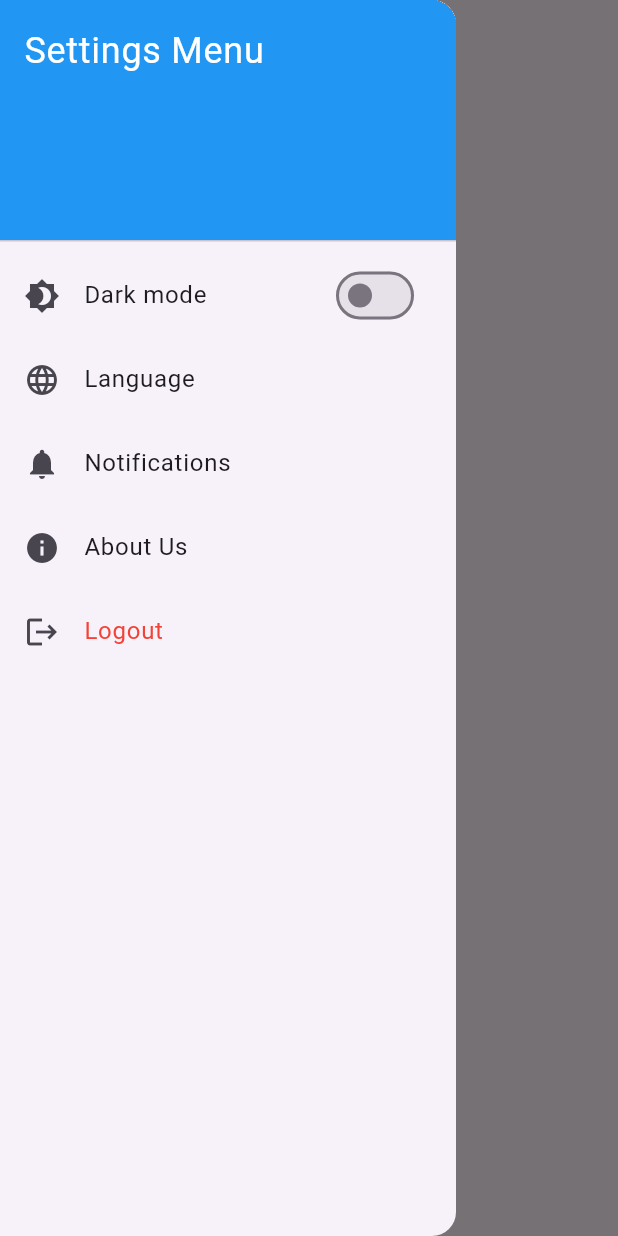
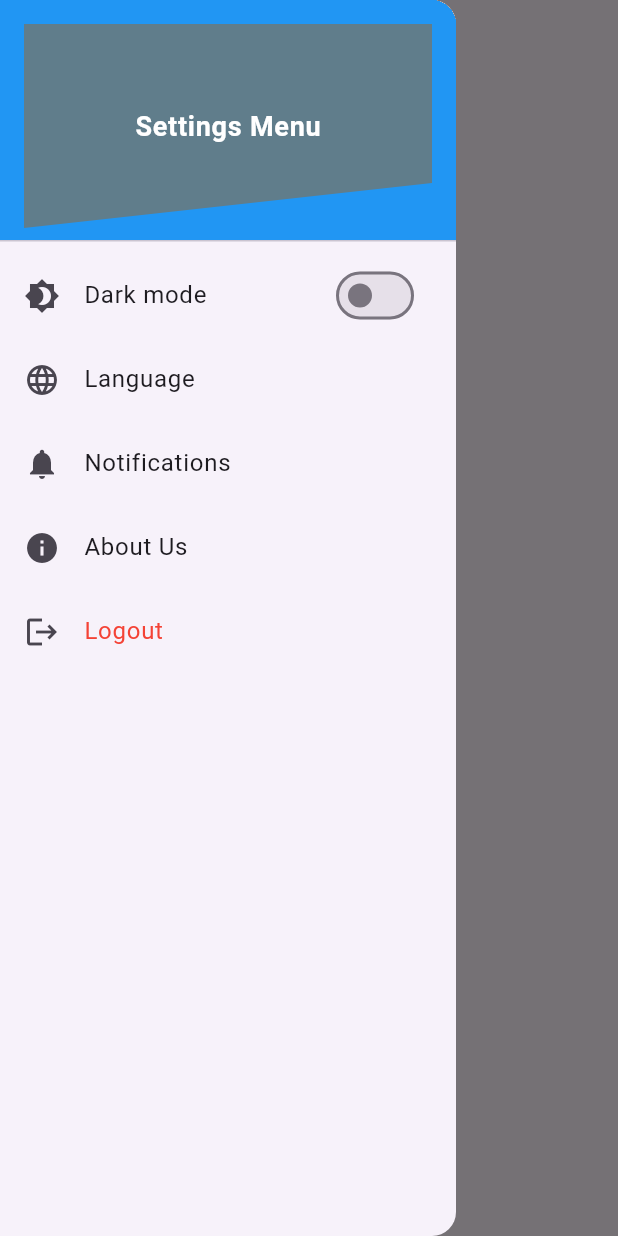
Before and after one commit to FrederickYapiter2411/Clairvoyance--Big-Project, a Flutter app: the SettingsPage screen opened directly, with the side drawer open, on a phone screen of 412 x 824 dp. Run offline on Flutter 3.47's test engine with Material 3 defaults, Android fonts, the phone set to English and light mode, and no system bars; our stand-ins replace carousel_slider.

```diff
--- a/lib/screens/settings.dart
+++ b/lib/screens/settings.dart
@@ -21,12 +21,27 @@ class SettingsPage extends StatelessWidget {
               decoration: BoxDecoration(
                 color: isDarkMode ? Colors.grey[850] : Colors.blue,
               ),
-              child: const Text(
-                'Settings Menu',
-                style: TextStyle(
-                  color: Colors.white,
-                  fontSize: 24,
-                ),
+              child: Stack(
+                children: [
+                  ClipPath(
+                    clipper: BannerClipper(),
+                    child: Container(
+                      width: double.infinity,
+                      height: double.infinity,
+                      color: Colors.blueGrey,
+                      child: Center(
+                        child: Text(
+                          'Settings Menu',
+                          style: TextStyle(
+                            color: Colors.white,
+                            fontSize: 18,
+                            fontWeight: FontWeight.bold,
+                          ),
+                        ),
+                      ),
+                    ),
+                  ),
+                ],
               ),
             ),
             ListTile(
@@ -86,3 +101,21 @@ class SettingsPage extends StatelessWidget {
     );
   }
 }
+
+// Custom Clipper for Banner
+class BannerClipper extends CustomClipper<Path> {
+  @override
+  Path getClip(Size size) {
+    Path path = Path();
+    path.lineTo(0, size.height);
+    path.lineTo(size.width, size.height - 30); // Adjust the slant height here
+    path.lineTo(size.width, 0);
+    path.close();
+    return path;
+  }
+
+  @override
+  bool shouldReclip(covariant CustomClipper<Path> oldClipper) {
+    return false;
+  }
+}
```
